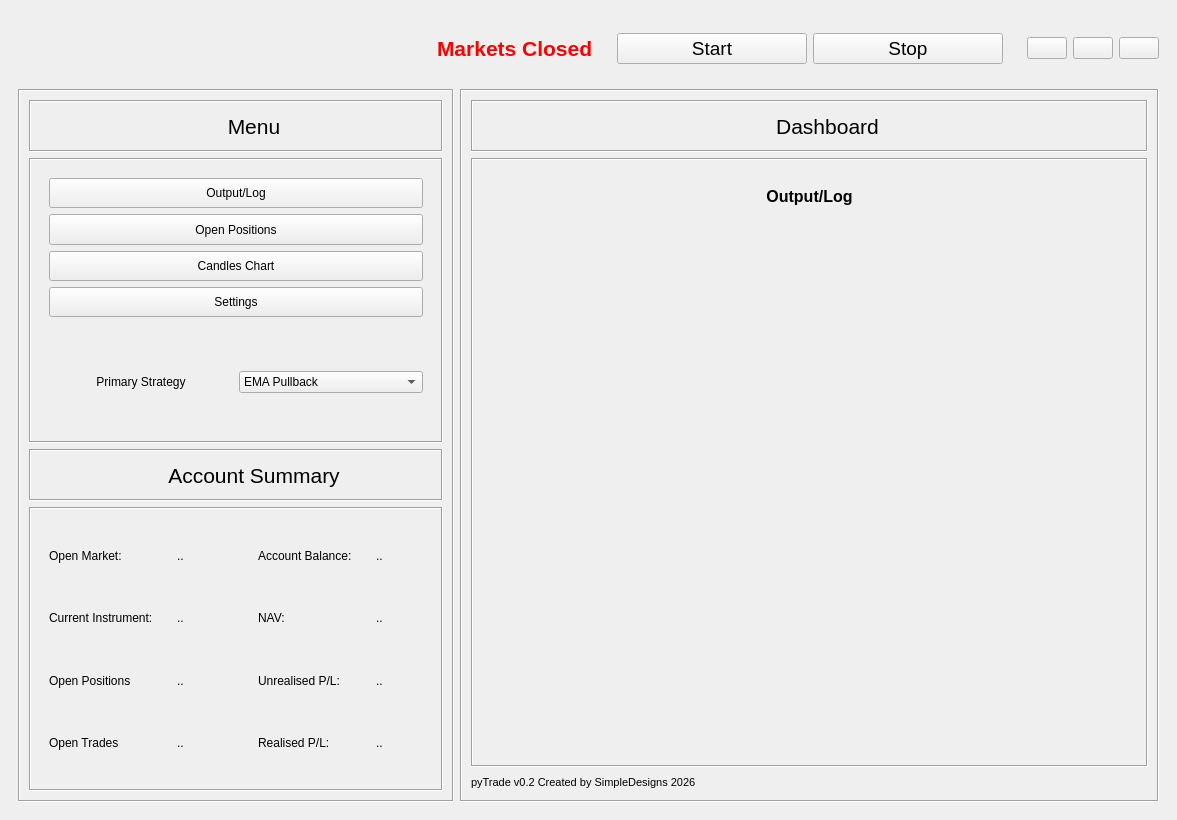
Above: pyTrade_GUI_v2.ui from martynj2001/pieTrade before the change. Below: the same form after it.
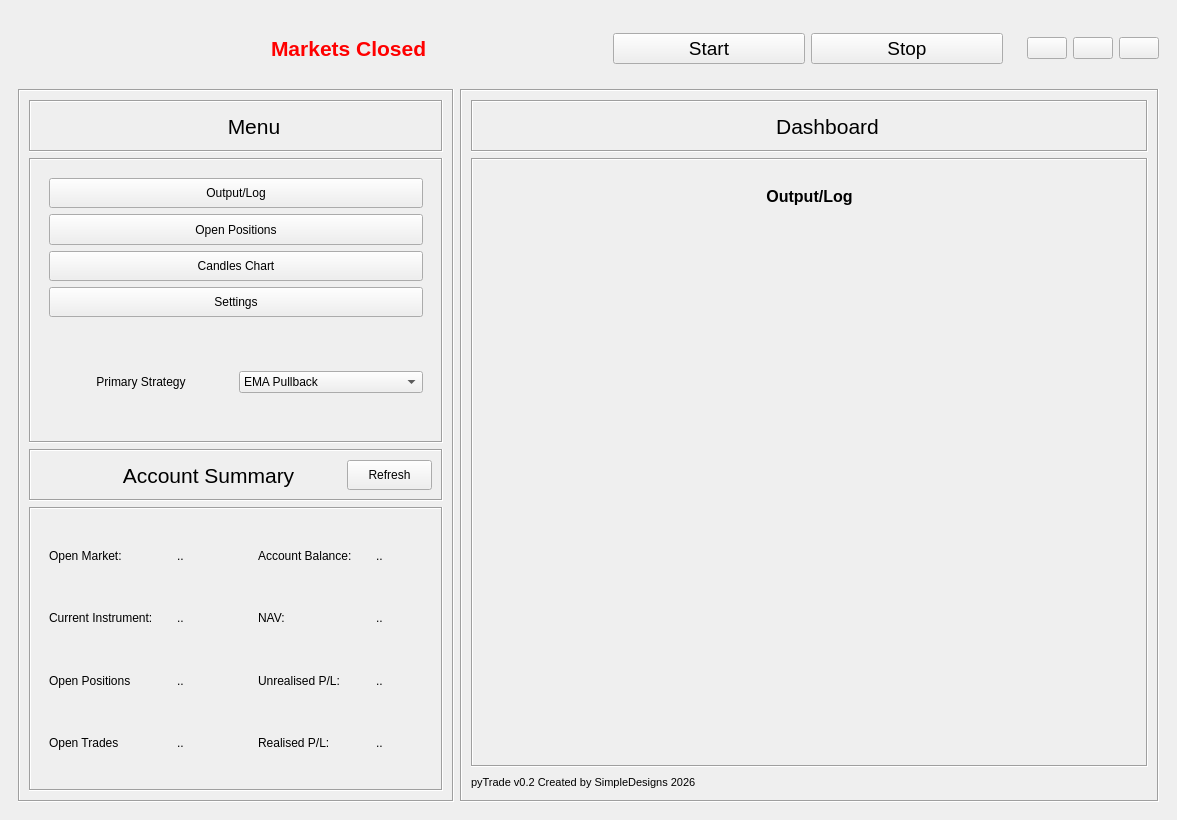
That is the form after the change. The open tabs and pages were chosen to show the change. Icons and pictures are not drawn.

The edit to the form file:
```diff
--- a/pyTrade_GUI_v2.ui
+++ b/pyTrade_GUI_v2.ui
@@ -97,30 +97,6 @@
             </property>
            </widget>
           </item>
-         </layout>
-        </widget>
-       </item>
-       <item>
-        <widget class="QFrame" name="frame_15">
-         <property name="sizePolicy">
-          <sizepolicy hsizetype="Minimum" vsizetype="Preferred">
-           <horstretch>0</horstretch>
-           <verstretch>0</verstretch>
-          </sizepolicy>
-         </property>
-         <property name="minimumSize">
-          <size>
-           <width>165</width>
-           <height>0</height>
-          </size>
-         </property>
-         <property name="frameShape">
-          <enum>QFrame::Shape::NoFrame</enum>
-         </property>
-         <property name="frameShadow">
-          <enum>QFrame::Shadow::Plain</enum>
-         </property>
-         <layout class="QHBoxLayout" name="horizontalLayout_9">
           <item>
            <widget class="QLabel" name="lb_Markets">
             <property name="minimumSize">
@@ -146,6 +122,29 @@
          </layout>
         </widget>
        </item>
+       <item>
+        <widget class="QFrame" name="frame_15">
+         <property name="sizePolicy">
+          <sizepolicy hsizetype="Minimum" vsizetype="Preferred">
+           <horstretch>0</horstretch>
+           <verstretch>0</verstretch>
+          </sizepolicy>
+         </property>
+         <property name="minimumSize">
+          <size>
+           <width>165</width>
+           <height>0</height>
+          </size>
+         </property>
+         <property name="frameShape">
+          <enum>QFrame::Shape::NoFrame</enum>
+         </property>
+         <property name="frameShadow">
+          <enum>QFrame::Shadow::Plain</enum>
+         </property>
+         <layout class="QHBoxLayout" name="horizontalLayout_9"/>
+        </widget>
+       </item>
        <item>
         <widget class="QFrame" name="frame_16">
          <property name="sizePolicy">
@@ -526,6 +525,18 @@
              </item>
              <item>
               <widget class="QLabel" name="label">
+               <property name="sizePolicy">
+                <sizepolicy hsizetype="Maximum" vsizetype="Preferred">
+                 <horstretch>0</horstretch>
+                 <verstretch>0</verstretch>
+                </sizepolicy>
+               </property>
+               <property name="maximumSize">
+                <size>
+                 <width>450</width>
+                 <height>16777215</height>
+                </size>
+               </property>
                <property name="font">
                 <font>
                  <pointsize>16</pointsize>
@@ -539,6 +550,35 @@
                </property>
               </widget>
              </item>
+             <item>
+              <widget class="QPushButton" name="pushButton">
+               <property name="sizePolicy">
+                <sizepolicy hsizetype="Preferred" vsizetype="Preferred">
+                 <horstretch>0</horstretch>
+                 <verstretch>0</verstretch>
+                </sizepolicy>
+               </property>
+               <property name="minimumSize">
+                <size>
+                 <width>85</width>
+                 <height>0</height>
+                </size>
+               </property>
+               <property name="maximumSize">
+                <size>
+                 <width>85</width>
+                 <height>16777215</height>
+                </size>
+               </property>
+               <property name="text">
+                <string>Refresh</string>
+               </property>
+               <property name="icon">
+                <iconset resource="resources.qrc">
+                 <normaloff>:/icons/icons/currency_exchange_24dp_F19E39_FILL0_wght400_GRAD0_opsz24.svg</normaloff>:/icons/icons/currency_exchange_24dp_F19E39_FILL0_wght400_GRAD0_opsz24.svg</iconset>
+               </property>
+              </widget>
+             </item>
             </layout>
            </widget>
           </item>
```
Left out of the diff: 2 changed lines with no effect on the pictures.
